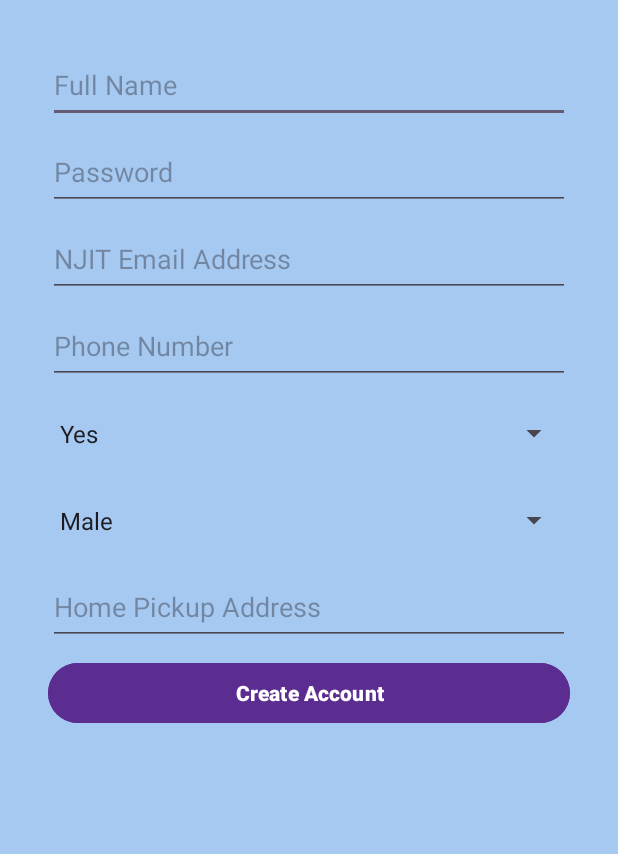
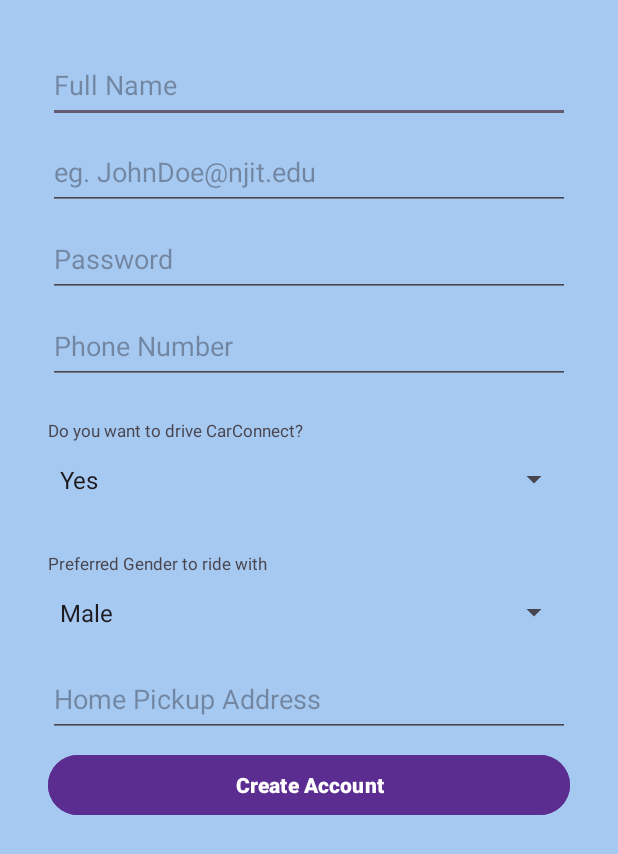
Before and after one commit to palina-pauliuchenka/car-connect, an Android app: the registration_screen screen opened directly, with no data from a screen before it, on a phone screen of 412 x 824 dp. Shown: the top 854 px of the screen. Run offline under Robolectric (Android 15) with nearby library versions, the phone set to English and light mode, and no system bars; our stand-ins replace Firebase (no records; nobody signed in at launch, a user with empty details on screens opened directly).

Commit message:
Finalizing the registration page layout

```diff
--- a/app/src/main/res/layout/activity_registration.xml
+++ b/app/src/main/res/layout/activity_registration.xml
@@ -19,7 +19,16 @@
             android:inputType="textPersonName"
             android:layout_marginBottom="8dp" />
 
-        <!-- NJIT Email Address -->
+        <!-- Email -->
+        <EditText
+            android:id="@+id/emailInput"
+            android:layout_width="match_parent"
+            android:layout_height="50dp"
+            android:layout_marginBottom="8dp"
+            android:hint="eg. JohnDoe@njit.edu"
+            android:inputType="textEmailAddress" />
+
+        <!-- Password -->
         <EditText
             android:id="@+id/passwordInput"
             android:layout_width="match_parent"
@@ -28,16 +37,6 @@
             android:inputType="textPassword"
             android:layout_marginBottom="8dp" />
 
-        <!-- Password -->
-        <EditText
-            android:id="@+id/emailInput"
-            android:layout_width="match_parent"
-            android:layout_height="50dp"
-            android:hint="NJIT Email Address"
-            android:inputType="textEmailAddress"
-            android:layout_marginBottom="8dp" />
-
-        <!-- Phone Number -->
         <EditText
             android:id="@+id/phoneNumberInput"
             android:layout_width="match_parent"
@@ -46,6 +45,16 @@
             android:inputType="phone"
             android:layout_marginBottom="8dp" />
 
+        <TextView
+            android:id="@+id/text1"
+            android:layout_width="match_parent"
+            android:layout_height="wrap_content"
+            android:text="Do you want to drive CarConnect?"
+            android:textSize="11sp"
+            android:layout_marginTop="15dp"
+            android:lineSpacingExtra="3dp"
+            />
+
         <!-- Do you want to drive CarConnect? -->
         <Spinner
             android:id="@+id/driveSpinner"
@@ -53,6 +62,16 @@
             android:layout_height="50dp"
             android:entries="@array/drive_options"
             android:layout_marginBottom="8dp" />
+
+        <TextView
+            android:id="@+id/text2"
+            android:layout_width="match_parent"
+            android:layout_height="wrap_content"
+            android:text="Preferred Gender to ride with"
+            android:textSize="11sp"
+            android:layout_marginTop="15dp"
+            android:lineSpacingExtra="3dp"
+            />
 
         <!-- Preferred Gender -->
         <Spinner
```
